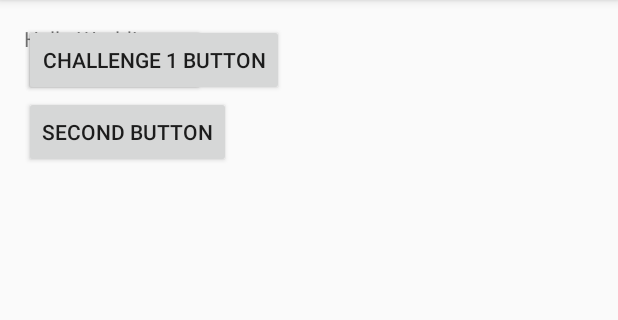
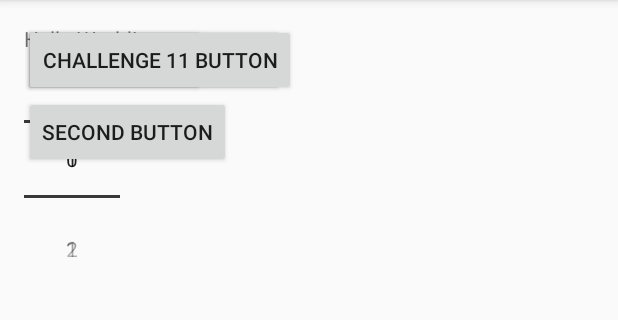
Before and after one commit to PranavKonduru12/Synthesizer_Version2, an Android app: the screen it shows after launch (SynthesizerActivity), on a phone screen of 412 x 824 dp, the part 84-404 px from its top. Run offline under Robolectric (Android 15) with nearby library versions, the phone set to English and light mode, and no system bars.

Commit message:
added challenge 11

```diff
--- a/app/src/main/java/com/example/konduru91976/synthesizer_version2/SynthesizerActivity.java
+++ b/app/src/main/java/com/example/konduru91976/synthesizer_version2/SynthesizerActivity.java
@@ -7,6 +7,7 @@ import android.util.Log;
 import android.view.InflateException;
 import android.view.View;
 import android.widget.Button;
+import android.widget.CheckBox;
 import android.widget.NumberPicker;
 
 public class SynthesizerActivity extends AppCompatActivity {
@@ -14,8 +15,9 @@ public class SynthesizerActivity extends AppCompatActivity {
     private Button button1;
     private Button button2;
     private Button mChallenge1;
-    private Button mChallenge2;
-    //private Button bu
+    private Button mChallenge11;
+    private CheckBox challenge11Check;
+    //private Button b
 
     private NumberPicker selectNote;
     private NumberPicker timesToPlay;
@@ -56,6 +58,12 @@ public class SynthesizerActivity extends AppCompatActivity {
     private MediaPlayer mpHighFs;
     private final int WHOLE_NOTE = 1000;
     private final int HALF_NOTE = WHOLE_NOTE/2;
+    private MediaPlayer [] notes = new MediaPlayer[8];
+    private MediaPlayer [] moreNotes = new MediaPlayer[15];
+    private int [] twinkleTwinkle = {A, A, HIGH_E, HIGH_E, HIGH_F_SHARP, HIGH_F_SHARP,
+            HIGH_E, D, D, C_SHARP, C_SHARP, B, B, A};
+    private int [] twinkleVerse2 = {HIGH_E, HIGH_E, D, D, C_SHARP, C_SHARP, B};
+    private int [] twinkleTiming = {4, 4, 4, 4, 4, 4, 2};
 
 
     @Override
@@ -66,7 +74,17 @@ public class SynthesizerActivity extends AppCompatActivity {
         button1 = (Button)findViewById(R.id.eButton);
         button2 = (Button)findViewById(R.id.fButton);
         mChallenge1 = (Button)findViewById(R.id.mChallenge1);
+        mChallenge11 = (Button)findViewById(R.id.mChallenge11);
+        challenge11Check = (CheckBox)findViewById(R.id.challenge11Check);
 
+        selectNote = (NumberPicker)findViewById(R.id.numberPicker);
+        timesToPlay = (NumberPicker)findViewById(R.id.numberPicker2);
+
+        selectNote.setMinValue(0);
+        selectNote.setMaxValue(NUMBER_OF_NOTES);
+
+        timesToPlay.setMinValue(1);
+        timesToPlay.setMaxValue(20);
 
         mpE = MediaPlayer.create(this, R.raw.scalee);
         mpF = MediaPlayer.create(this, R.raw.scalef);
@@ -84,6 +102,9 @@ public class SynthesizerActivity extends AppCompatActivity {
         mpHighF = MediaPlayer.create(this, R.raw.scalehighf);
         mpHighFs = MediaPlayer.create(this, R.raw.scalehighfs);
         //mpG = MediaPlayer.create(this, R.raw.scaleg);
+        notes[0]=mpE;notes[1]=mpFs;notes[2]=mpG;notes[3]=mpA;notes[4]=mpB;notes[5]=mpCs;notes[6]=mpD;notes[7]=mpHighE;
+        moreNotes[0]=mpE;moreNotes[1]=mpF;moreNotes[2]=mpFs;moreNotes[3]=mpG;moreNotes[4]=mpGs;moreNotes[5]=mpA;moreNotes[6]=mpBb;moreNotes[7]=mpB;
+        moreNotes[8]=mpC;moreNotes[9]=mpCs;moreNotes[10]=mpD;moreNotes[11]=mpDs;moreNotes[12]=mpHighE;moreNotes[13]=mpHighF;moreNotes[14]=mpHighFs;
 
     }
 
@@ -144,6 +165,32 @@ public class SynthesizerActivity extends AppCompatActivity {
             e.printStackTrace();
         }
     }
+    public void onChallenge11Click(View view) {
+        Log.e(TAG, "Challenge 11 Button clicked");
+        for (int note = 0; note < twinkleTwinkle.length; note++) {
+            playSome(moreNotes[twinkleTwinkle[note]], twinkleTiming[note % twinkleTiming.length]);
+        }
+        if (challenge11Check.isChecked()) {
+            for (int i = 0; i < selectNote.getValue(); i++) {
+                for (int note = 0; note < twinkleVerse2.length; note++) {
+                    playSome(moreNotes[twinkleVerse2[note]], twinkleTiming[note % twinkleTiming.length]);
+                }
+            }
+        }
+        for (int note = 0; note < twinkleTwinkle.length; note++) {
+            playSome(moreNotes[twinkleTwinkle[note]], twinkleTiming[note % twinkleTiming.length]);
+        }
+    }
+    private void playSome(MediaPlayer noteToPlay, int wholeNoteDivisor) {
+        try {
+            noteToPlay.seekTo(0);
+            noteToPlay.start();
+            delayPlaying(WHOLE_NOTE / wholeNoteDivisor);
+        }
+        catch (InterruptedException e) {
+            e.printStackTrace();
+        }
+    }
 
 
 }
--- a/app/src/main/res/layout/activity_synthesizer.xml
+++ b/app/src/main/res/layout/activity_synthesizer.xml
@@ -33,6 +33,28 @@
         android:layout_width="wrap_content"
         android:layout_height="wrap_content"
         android:text="@string/mChallenge1"
-        android:id="@+id/mChallenge1"
-        android:onClick="onButton3lick"/>
+        android:id="@+id/mChallenge1" />
+    <Button
+        android:layout_width="wrap_content"
+        android:layout_height="wrap_content"
+        android:text="@string/mChallenge11"
+        android:id="@+id/mChallenge11" />
+    <LinearLayout
+        android:layout_width="match_parent"
+        android:layout_height="match_parent">
+        <NumberPicker
+            android:layout_width="wrap_content"
+            android:layout_height="wrap_content"
+            android:id="@+id/numberPicker"/>
+        <CheckBox
+            android:layout_width="wrap_content"
+            android:layout_height="wrap_content"
+            android:text="Play Verse 2"
+            android:id="@+id/challenge11Check" />
+    </LinearLayout>
+
+    <NumberPicker
+        android:layout_width="wrap_content"
+        android:layout_height="wrap_content"
+        android:id="@+id/numberPicker2"/>
 </RelativeLayout>
--- a/app/src/main/res/values/strings.xml
+++ b/app/src/main/res/values/strings.xml
@@ -3,4 +3,5 @@
     <string name="eButton">First Button</string>
     <string name="fButton">Second Button</string>
     <string name="mChallenge1">Challenge 1 Button</string>
+    <string name="mChallenge11">Challenge 11 Button</string>
 </resources>
```
